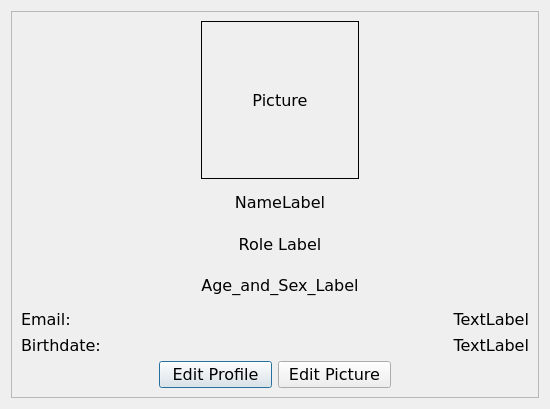
Old version of the form CLOCKWORK_SEMESTER/profile.ui in the repository AmielJohnPadasay/ClockWork.
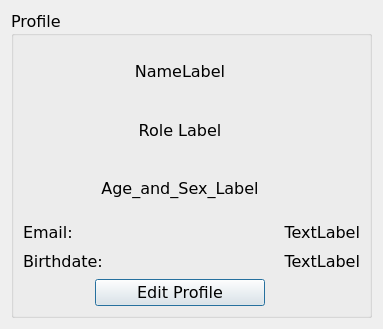
New version of the form.

Patch:
```diff
--- a/CLOCKWORK_SEMESTER/profile.ui
+++ b/CLOCKWORK_SEMESTER/profile.ui
@@ -6,8 +6,8 @@
    <rect>
     <x>0</x>
     <y>0</y>
-    <width>550</width>
-    <height>409</height>
+    <width>383</width>
+    <height>329</height>
    </rect>
   </property>
   <property name="font">
@@ -21,64 +21,12 @@
   </property>
   <layout class="QGridLayout" name="gridLayout_3">
    <item row="0" column="0">
-    <widget class="QFrame" name="profile_frame">
-     <property name="frameShape">
-      <enum>QFrame::Shape::StyledPanel</enum>
-     </property>
-     <property name="frameShadow">
-      <enum>QFrame::Shadow::Raised</enum>
+    <widget class="QGroupBox" name="profile_groupBox">
+     <property name="title">
+      <string>Profile</string>
      </property>
      <layout class="QGridLayout" name="gridLayout_2">
-      <item row="0" column="0" rowspan="2" colspan="2">
-       <spacer name="horizontalSpacer_2">
-        <property name="orientation">
-         <enum>Qt::Orientation::Horizontal</enum>
-        </property>
-        <property name="sizeHint" stdset="0">
-         <size>
-          <width>115</width>
-          <height>158</height>
-         </size>
-        </property>
-       </spacer>
-      </item>
-      <item row="0" column="4" rowspan="2">
-       <spacer name="verticalSpacer_2">
-        <property name="orientation">
-         <enum>Qt::Orientation::Vertical</enum>
-        </property>
-        <property name="sizeHint" stdset="0">
-         <size>
-          <width>20</width>
-          <height>158</height>
-         </size>
-        </property>
-       </spacer>
-      </item>
-      <item row="0" column="5" rowspan="2" colspan="2">
-       <spacer name="horizontalSpacer_3">
-        <property name="orientation">
-         <enum>Qt::Orientation::Horizontal</enum>
-        </property>
-        <property name="sizeHint" stdset="0">
-         <size>
-          <width>137</width>
-          <height>158</height>
-         </size>
-        </property>
-       </spacer>
-      </item>
-      <item row="2" column="3">
-       <widget class="QLabel" name="name_label">
-        <property name="text">
-         <string>NameLabel</string>
-        </property>
-        <property name="alignment">
-         <set>Qt::AlignmentFlag::AlignCenter</set>
-        </property>
-       </widget>
-      </item>
-      <item row="3" column="3">
+      <item row="1" column="2">
        <widget class="QLabel" name="role_label">
         <property name="text">
          <string>Role Label</string>
@@ -88,61 +36,7 @@
         </property>
        </widget>
       </item>
-      <item row="4" column="3">
-       <widget class="QLabel" name="age_and_sex_Label">
-        <property name="text">
-         <string>Age_and_Sex_Label</string>
-        </property>
-        <property name="alignment">
-         <set>Qt::AlignmentFlag::AlignCenter</set>
-        </property>
-       </widget>
-      </item>
-      <item row="6" column="0">
-       <spacer name="horizontalSpacer">
-        <property name="orientation">
-         <enum>Qt::Orientation::Horizontal</enum>
-        </property>
-        <property name="sizeHint" stdset="0">
-         <size>
-          <width>76</width>
-          <height>20</height>
-         </size>
-        </property>
-       </spacer>
-      </item>
-      <item row="6" column="1" colspan="5">
-       <layout class="QHBoxLayout" name="horizontalLayout">
-        <item>
-         <widget class="QPushButton" name="edit_profile_btn">
-          <property name="text">
-           <string>Edit Profile</string>
-          </property>
-         </widget>
-        </item>
-        <item>
-         <widget class="QPushButton" name="edit_picture_btn">
-          <property name="text">
-           <string>Edit Picture</string>
-          </property>
-         </widget>
-        </item>
-       </layout>
-      </item>
-      <item row="6" column="6">
-       <spacer name="horizontalSpacer_7">
-        <property name="orientation">
-         <enum>Qt::Orientation::Horizontal</enum>
-        </property>
-        <property name="sizeHint" stdset="0">
-         <size>
-          <width>98</width>
-          <height>20</height>
-         </size>
-        </property>
-       </spacer>
-      </item>
-      <item row="5" column="0" colspan="7">
+      <item row="3" column="0" colspan="5">
        <layout class="QGridLayout" name="gridLayout">
         <item row="1" column="2">
          <widget class="QLabel" name="birthdate_label_2">
@@ -206,44 +100,63 @@
         </item>
        </layout>
       </item>
-      <item row="0" column="2" rowspan="2">
-       <spacer name="verticalSpacer">
+      <item row="4" column="4">
+       <spacer name="horizontalSpacer_7">
         <property name="orientation">
-         <enum>Qt::Orientation::Vertical</enum>
+         <enum>Qt::Orientation::Horizontal</enum>
         </property>
         <property name="sizeHint" stdset="0">
          <size>
-          <width>30</width>
-          <height>158</height>
+          <width>98</width>
+          <height>20</height>
          </size>
         </property>
        </spacer>
       </item>
-      <item row="0" column="3" rowspan="2">
-       <widget class="QLabel" name="profile_picture">
-        <property name="minimumSize">
-         <size>
-          <width>100</width>
-          <height>100</height>
-         </size>
+      <item row="0" column="2">
+       <widget class="QLabel" name="name_label">
+        <property name="text">
+         <string>NameLabel</string>
         </property>
-        <property name="maximumSize">
-         <size>
-          <width>200</width>
-          <height>200</height>
-         </size>
+        <property name="alignment">
+         <set>Qt::AlignmentFlag::AlignCenter</set>
         </property>
-        <property name="frameShape">
-         <enum>QFrame::Shape::Box</enum>
-        </property>
+       </widget>
+      </item>
+      <item row="4" column="1" colspan="3">
+       <layout class="QHBoxLayout" name="horizontalLayout">
+        <item>
+         <widget class="QPushButton" name="edit_profile_btn">
+          <property name="text">
+           <string>Edit Profile</string>
+          </property>
+         </widget>
+        </item>
+       </layout>
+      </item>
+      <item row="2" column="2">
+       <widget class="QLabel" name="age_and_sex_Label">
         <property name="text">
-         <string>Picture</string>
+         <string>Age_and_Sex_Label</string>
         </property>
         <property name="alignment">
          <set>Qt::AlignmentFlag::AlignCenter</set>
         </property>
        </widget>
       </item>
+      <item row="4" column="0">
+       <spacer name="horizontalSpacer">
+        <property name="orientation">
+         <enum>Qt::Orientation::Horizontal</enum>
+        </property>
+        <property name="sizeHint" stdset="0">
+         <size>
+          <width>76</width>
+          <height>20</height>
+         </size>
+        </property>
+       </spacer>
+      </item>
      </layout>
     </widget>
    </item>
```
